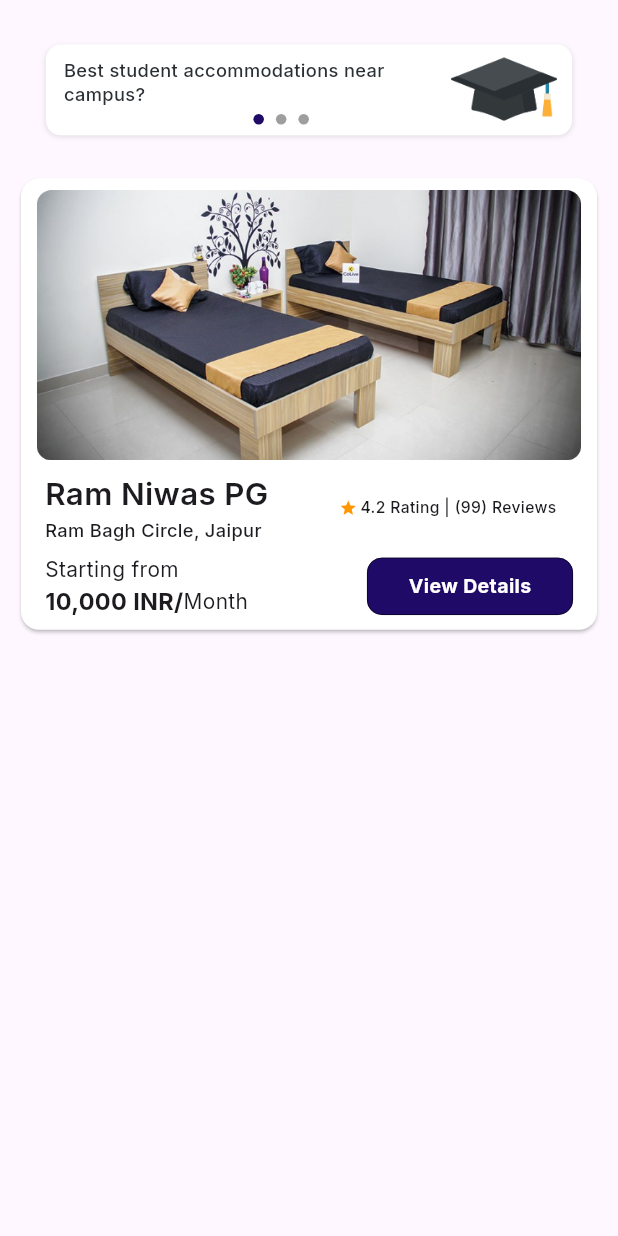
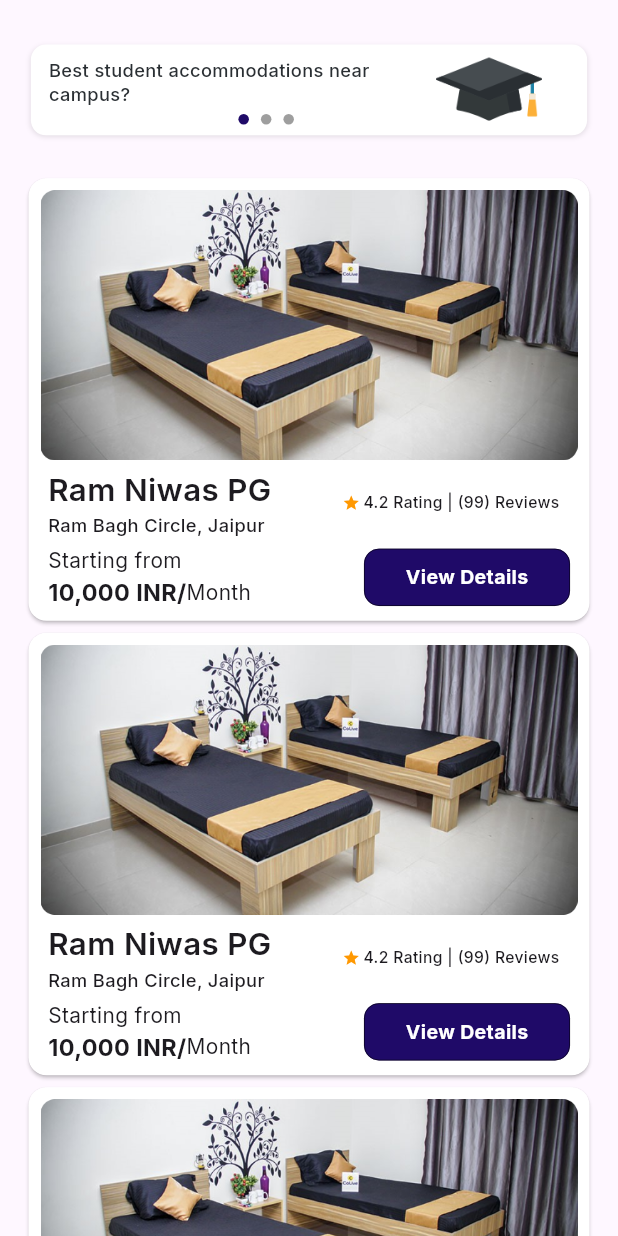
Before and after one commit to wepitch-dev-gunjan/sort-my-college-user-app, a Flutter app: the AccommodationCard widget shown alone on an empty page, opened directly, on a phone screen of 412 x 824 dp. Run offline on Flutter 3.47's test engine with Material 3 defaults, Android fonts, the phone set to English and light mode, and no system bars; drawn by our look-alikes of carousel_slider; our stand-ins replace circular_countdown_timer, dio, flutter_dotenv, flutter_easyloading, flutter_image_slideshow, flutter_rating_bar and 12 more; missing offline and left inert: flutter_email_sender, razorpay_flutter; accounts and stored records are empty; network calls fail; project files that could hold a hidden picture were left out; key blocks and very long unbroken strings in the code were emptied for the run.

Commit message:
some new file created

```diff
--- a/lib/home_page/Accomodation/screens/accomodation_screen.dart
+++ b/lib/home_page/Accomodation/screens/accomodation_screen.dart
@@ -1,13 +1,12 @@
 import 'dart:developer';
-
 import 'package:flutter/material.dart';
 import 'package:google_fonts/google_fonts.dart';
+import 'package:myapp/home_page/Accomodation/screens/detail_accommodation.dart';
 import 'package:myapp/home_page/entrance_preparation/components/shimmer_effect.dart';
 import 'package:myapp/other/api_service.dart';
 import '../../../shared/colors_const.dart';
 import '../../entrance_preparation/components/commons.dart';
 import '../../entrance_preparation/screens/entrance_preparation_screen.dart';
-import '../components/filter_screen.dart';
 
 class AccomodationScreen extends StatefulWidget {
   const AccomodationScreen({super.key});
@@ -28,7 +27,7 @@ class _AccomodationScreenState extends State<AccomodationScreen> {
 
   getAllAccommodation() async {
     final res = await ApiService.getAllAccommodation();
-    log("Response=>>>$res");
+    log("Accommodation Response$res");
     setState(() {
       data = res;
       isLoading = false;
@@ -60,8 +59,6 @@ class AccommodationCard extends StatelessWidget {
     double fem = MediaQuery.of(context).size.width / baseWidth;
     double ffem = fem * 0.97;
     return SingleChildScrollView(
-        child: Padding(
-      padding: const EdgeInsets.symmetric(horizontal: 10),
         child: Column(
       children: [
         const SizedBox(height: 15.0),
@@ -69,6 +66,15 @@ class AccommodationCard extends StatelessWidget {
           sliderText: accommodationSliderText,
         ),
         const SizedBox(height: 10.0),
+        ListView.builder(
+          physics: const NeverScrollableScrollPhysics(),
+          shrinkWrap: true,
+          itemCount: 5,
+          itemBuilder: (context, index) {
+            return Padding(
+              padding: const EdgeInsets.fromLTRB(15, 0, 15, 0),
+              child: Column(
+                children: [
                   Card(
                     color: Colors.white,
                     child: Padding(
@@ -82,14 +88,15 @@ class AccommodationCard extends StatelessWidget {
                           ),
                           // const SizedBox(height: 10.0),
                           Padding(
-                    padding: const EdgeInsets.all(8.0),
+                            padding: const EdgeInsets.all(5.0),
                             child: Row(
                               mainAxisAlignment: MainAxisAlignment.spaceBetween,
                               children: [
                                 SizedBox(
                                   width: width / 2.1,
                                   child: Column(
-                            crossAxisAlignment: CrossAxisAlignment.start,
+                                    crossAxisAlignment:
+                                        CrossAxisAlignment.start,
                                     children: [
                                       Text(
                                         "Ram Niwas PG ",
@@ -133,14 +140,16 @@ class AccommodationCard extends StatelessWidget {
                             ),
                           ),
                           Padding(
-                    padding: const EdgeInsets.symmetric(horizontal: 8.0),
+                            padding:
+                                const EdgeInsets.symmetric(horizontal: 5.0),
                             child: Row(
                               mainAxisAlignment: MainAxisAlignment.spaceBetween,
                               children: [
                                 SizedBox(
                                   width: width / 2.1,
                                   child: Column(
-                            crossAxisAlignment: CrossAxisAlignment.start,
+                                    crossAxisAlignment:
+                                        CrossAxisAlignment.start,
                                     children: [
                                       Text(
                                         "Starting from",
@@ -175,7 +184,10 @@ class AccommodationCard extends StatelessWidget {
                                     Navigator.push(
                                       context,
                                       MaterialPageRoute(
-                                    builder: (context) => FilterScreen()));
+                                        builder: (context) =>
+                                            const DetailAccommodation(),
+                                      ),
+                                    );
                                   },
                                   btnName: "View Details",
                                   textColor: Colors.white,
@@ -187,9 +199,13 @@ class AccommodationCard extends StatelessWidget {
                         ],
                       ),
                     ),
+                  ),
+                ],
+              ),
+            );
+          },
         )
       ],
-      ),
     ));
   }
 }
```
Also changed, not shown: lib/home_page/Accomodation/screens/detail_accommodation.dart (added, +40 -0 lines). Lines whose indentation alone changed are shown as unchanged.
